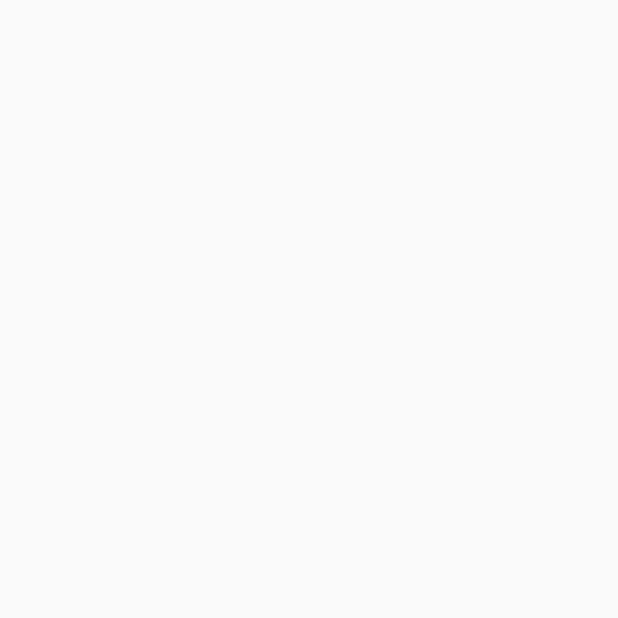
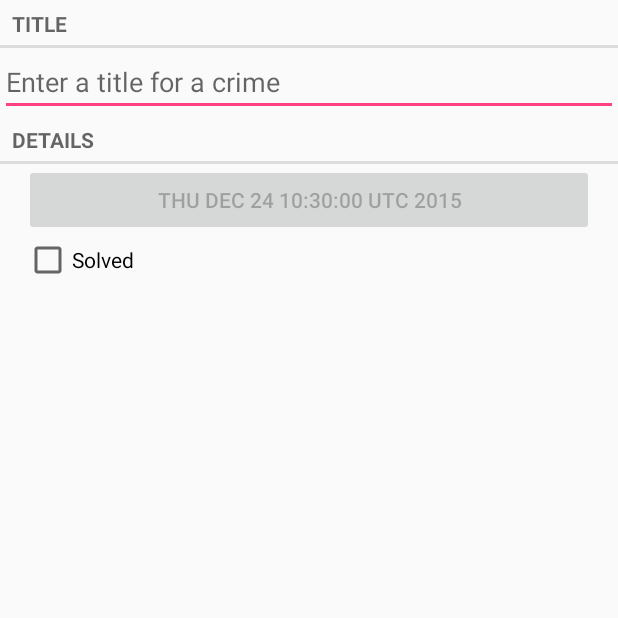
Before and after one commit to LiviuSo/CriminalIntent, an Android app: the screen it shows after launch (CrimeActivity), on a phone screen of 412 x 824 dp, the top half of it. Before the commit the part shown is empty. Run offline under Robolectric (Android 15) with nearby library versions, the phone set to English and light mode, and no system bars.

Commit message:
commit 2: before the challenge Formatting the date

```diff
--- a/app/src/main/java/org/hello/criminalintent/Crime.java
+++ b/app/src/main/java/org/hello/criminalintent/Crime.java
@@ -1,5 +1,6 @@
 package org.hello.criminalintent;
 
+import java.util.Date;
 import java.util.UUID;
 
 /**
@@ -8,10 +9,13 @@ import java.util.UUID;
 public class Crime {
     private UUID mId;
     private String mTitle;
+    private Date mDate;
+    private boolean mSolved;
 
     public Crime() {
         // generate a unique identifier
         mId = UUID.randomUUID();
+        mDate = new Date();
     }
 
     public UUID getId() {
@@ -26,4 +30,19 @@ public class Crime {
         this.mTitle = mTitle;
     }
 
+    public Date getDate() {
+        return mDate;
+    }
+
+    public void setDate(Date mDate) {
+        this.mDate = mDate;
+    }
+
+    public boolean isSolved() {
+        return mSolved;
+    }
+
+    public void setSolved(boolean mSolved) {
+        this.mSolved = mSolved;
+    }
 } // end class Crime
--- a/app/src/main/java/org/hello/criminalintent/CrimeActivity.java
+++ b/app/src/main/java/org/hello/criminalintent/CrimeActivity.java
@@ -1,7 +1,9 @@
 package org.hello.criminalintent;
 
+import android.support.v4.app.Fragment;
 import android.support.v4.app.FragmentActivity;
 import android.os.Bundle;
+import android.support.v4.app.FragmentManager;
 
 public class CrimeActivity extends FragmentActivity {
 
@@ -9,6 +11,14 @@ public class CrimeActivity extends FragmentActivity {
     protected void onCreate(Bundle savedInstanceState) {
         super.onCreate(savedInstanceState);
         setContentView(R.layout.activity_crime);
+
+        FragmentManager fm = getSupportFragmentManager();
+        Fragment fragment = fm.findFragmentById(R.id.fragment_container);
+
+        if(fragment == null) {
+            fragment = new CrimeFragment();
+            fm.beginTransaction().add(R.id.fragment_container, fragment).commit();
+        }
     }
 
 } // end clas CrimeActivity
--- a/app/src/main/java/org/hello/criminalintent/CrimeFragment.java
+++ b/app/src/main/java/org/hello/criminalintent/CrimeFragment.java
@@ -2,16 +2,67 @@ package org.hello.criminalintent;
 
 import android.os.Bundle;
 import android.support.v4.app.Fragment;
+import android.text.Editable;
+import android.text.TextWatcher;
+import android.view.LayoutInflater;
+import android.view.View;
+import android.view.ViewGroup;
+import android.widget.Button;
+import android.widget.CheckBox;
+import android.widget.CompoundButton;
+import android.widget.EditText;
 
 /**
  * Created by lsoco_user on 12/22/2015.
  */
 public class CrimeFragment extends Fragment {
     private Crime mCrime;
+    private EditText mTitleField;
+    private Button mDateButton;
+    private CheckBox mSolvedCheckBox;
 
     @Override
     public void onCreate(Bundle savedInstanceState) {
         super.onCreate(savedInstanceState);
         mCrime = new Crime();
     }
-}
+
+    public View onCreateView(LayoutInflater inflater,
+                             ViewGroup container,
+                             Bundle savedInstanceState) {
+        View v = inflater.inflate(R.layout.fragment_crime, container, false);
+
+        mTitleField = (EditText)v.findViewById(R.id.crime_title);
+        mTitleField.addTextChangedListener(new TextWatcher() {
+            @Override
+            public void beforeTextChanged(CharSequence s, int start, int count, int after) {
+                // do nothing
+            }
+
+            @Override
+            public void onTextChanged(CharSequence s, int start, int before, int count) {
+                mCrime.setTitle(s.toString());
+            }
+
+            @Override
+            public void afterTextChanged(Editable s) {
+                // do nothing
+            }
+        });
+
+        mDateButton = (Button)v.findViewById(R.id.crime_date);
+        mDateButton.setText(mCrime.getDate().toString());
+        mDateButton.setEnabled(false);
+
+        mSolvedCheckBox = (CheckBox)v.findViewById(R.id.crime_solved);
+        mSolvedCheckBox.setOnCheckedChangeListener(new CompoundButton.OnCheckedChangeListener() {
+            @Override
+            public void onCheckedChanged(CompoundButton buttonView, boolean isChecked) {
+                // set the crime's solved property
+                mCrime.setSolved(isChecked);
+            }
+        });
+        return v;
+    }
+
+} // end class CrimeFragment
--- a/app/src/main/res/layout/fragment_crime.xml
+++ b/app/src/main/res/layout/fragment_crime.xml
@@ -5,10 +5,37 @@
     android:layout_width="match_parent"
     android:layout_height="match_parent">
 
+    <TextView
+        android:layout_width="match_parent"
+        android:layout_height="wrap_content"
+        android:text="@string/crime_title_label"
+        style="?android:listSeparatorTextViewStyle"/>
+
     <EditText
         android:id="@+id/crime_title"
         android:layout_width="match_parent"
         android:layout_height="wrap_content"
         android:hint="@string/crime_title_hint"/>
 
+    <TextView
+        android:layout_width="match_parent"
+        android:layout_height="wrap_content"
+        android:text="@string/crime_details_label"
+        style="?android:listSeparatorTextViewStyle"/>
+
+    <Button
+        android:id="@+id/crime_date"
+        android:layout_width="match_parent"
+        android:layout_height="wrap_content"
+        android:layout_marginLeft="16dp"
+        android:layout_marginRight="16dp"/>
+
+    <CheckBox
+        android:id="@+id/crime_solved"
+        android:layout_width="match_parent"
+        android:layout_height="wrap_content"
+        android:layout_marginLeft="16dp"
+        android:layout_marginRight="16dp"
+        android:text="@string/crime_solved_label"/>
+
 </LinearLayout>
--- a/app/src/main/res/values/strings.xml
+++ b/app/src/main/res/values/strings.xml
@@ -1,4 +1,7 @@
 <resources>
     <string name="app_name">CriminalIntent</string>
     <string name="crime_title_hint">Enter a title for a crime</string>
+    <string name="crime_solved_label">Solved</string>
+    <string name="crime_details_label">Details</string>
+    <string name="crime_title_label">Title</string>
 </resources>
```
